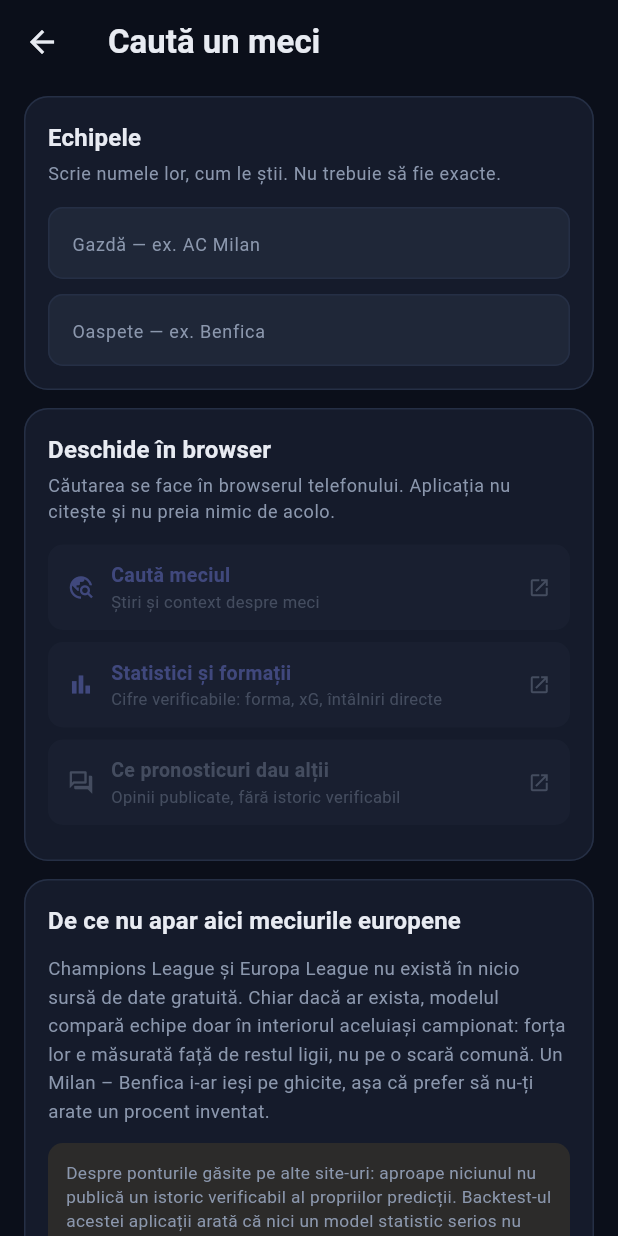
After one commit to alexdedu/analiza-meciuri, a Flutter app: the screen it shows after launch, after a tap on the "search" icon, on a phone screen of 412 x 824 dp. The commit adds this screen. Run offline on Flutter 3.47's test engine with Material 3 defaults, Android fonts, the phone set to English and light mode, and no system bars; our stand-ins replace shared_preferences; network calls fail.

Commit message:
Actualizare aplicatie

```diff
--- a/app/lib/detail_screen.dart
+++ b/app/lib/detail_screen.dart
@@ -3,6 +3,7 @@ import 'package:intl/intl.dart';
 
 import 'models.dart';
 import 'repository.dart';
+import 'search_card.dart';
 import 'theme.dart';
 import 'value_calculator.dart';
 import 'widgets.dart';
@@ -36,6 +37,8 @@ class DetailScreen extends StatelessWidget {
           ],
           const SizedBox(height: 12),
           _ExplanationCard(match: match),
+          const SizedBox(height: 12),
+          SearchCard(home: match.home, away: match.away),
         ],
       ),
     );
--- a/app/lib/home_screen.dart
+++ b/app/lib/home_screen.dart
@@ -6,6 +6,7 @@ import 'detail_screen.dart';
 import 'formatting.dart';
 import 'models.dart';
 import 'repository.dart';
+import 'search_screen.dart';
 import 'theme.dart';
 import 'widgets.dart';
 
@@ -110,6 +111,13 @@ class _MatchList extends StatelessWidget {
         SliverAppBar.large(
           title: const Text('Analiza meciurilor'),
           actions: [
+            IconButton(
+              icon: const Icon(Icons.search),
+              tooltip: 'Caută alt meci',
+              onPressed: () => Navigator.of(context).push(
+                MaterialPageRoute(builder: (_) => const SearchScreen()),
+              ),
+            ),
             IconButton(
               icon: const Icon(Icons.info_outline),
               tooltip: 'Despre model',
--- /dev/null
+++ b/app/lib/search_card.dart
@@ -0,0 +1,112 @@
+import 'package:flutter/material.dart';
+import 'package:url_launcher/url_launcher.dart';
+
+import 'search_links.dart';
+import 'theme.dart';
+import 'widgets.dart';
+
+/// Butoanele de cautare, folosite si pe ecranul unui meci, si pe cel de cautare
+/// manuala. Deschid browserul telefonului; aplicatia nu citeste nimic din Google.
+class SearchCard extends StatelessWidget {
+  const SearchCard({
+    super.key,
+    required this.home,
+    required this.away,
+    this.title = 'Caută online',
+    this.subtitle,
+  });
+
+  final String home;
+  final String away;
+  final String title;
+  final String? subtitle;
+
+  Future<void> _open(BuildContext context, SearchKind kind) async {
+    final url = buildSearchUrl(home, away, kind);
+    final messenger = ScaffoldMessenger.of(context);
+    final ok = await launchUrl(url, mode: LaunchMode.externalApplication);
+    if (!ok && context.mounted) {
+      messenger.showSnackBar(
+        const SnackBar(content: Text('Nu am putut deschide browserul.')),
+      );
+    }
+  }
+
+  @override
+  Widget build(BuildContext context) {
+    final activ = canSearch(home, away);
+    return SectionCard(
+      title: title,
+      subtitle: subtitle,
+      child: Column(
+        children: [
+          for (final kind in SearchKind.values)
+            Padding(
+              padding: const EdgeInsets.only(bottom: 8),
+              child: _SearchButton(
+                kind: kind,
+                enabled: activ,
+                onTap: () => _open(context, kind),
+              ),
+            ),
+        ],
+      ),
+    );
+  }
+}
+
+class _SearchButton extends StatelessWidget {
+  const _SearchButton({required this.kind, required this.enabled, required this.onTap});
+
+  final SearchKind kind;
+  final bool enabled;
+  final VoidCallback onTap;
+
+  @override
+  Widget build(BuildContext context) {
+    final culoare = kind == SearchKind.ponturi ? AppColors.textSecondary : AppColors.accentSoft;
+    return Opacity(
+      opacity: enabled ? 1 : 0.4,
+      child: Material(
+        color: AppColors.surfaceHigh,
+        borderRadius: BorderRadius.circular(10),
+        child: InkWell(
+          borderRadius: BorderRadius.circular(10),
+          onTap: enabled ? onTap : null,
+          child: Padding(
+            padding: const EdgeInsets.symmetric(horizontal: 13, vertical: 11),
+            child: Row(
+              children: [
+                Icon(
+                  switch (kind) {
+                    SearchKind.general => Icons.travel_explore,
+                    SearchKind.statistici => Icons.bar_chart,
+                    SearchKind.ponturi => Icons.forum_outlined,
+                  },
+                  size: 18,
+                  color: culoare,
+                ),
+                const SizedBox(width: 11),
+                Expanded(
+                  child: Column(
+                    crossAxisAlignment: CrossAxisAlignment.start,
+                    children: [
+                      Text(kind.label,
+                          style: TextStyle(
+                              fontSize: 13, fontWeight: FontWeight.w600, color: culoare)),
+                      const SizedBox(height: 2),
+                      Text(kind.hint,
+                          style: const TextStyle(
+                              fontSize: 11, color: AppColors.textSecondary)),
+                    ],
+                  ),
+                ),
+                const Icon(Icons.open_in_new, size: 15, color: AppColors.textSecondary),
+              ],
+            ),
+          ),
+        ),
+      ),
+    );
+  }
+}
--- /dev/null
+++ b/app/lib/search_links.dart
@@ -0,0 +1,59 @@
+/// Construieste adrese de cautare pentru un meci.
+///
+/// Totul trece prin Google, chiar si cautarile "de statistici". Motivul e
+/// practic: adresele interne ale site-urilor de sport se schimba des, iar unele
+/// blocheaza accesul din afara browserului. Google ramane stabil, iar cuvintele
+/// din interogare duc oricum la sursa potrivita.
+library;
+
+enum SearchKind {
+  /// Ce s-a scris despre meci, in general.
+  general,
+
+  /// Statistici, formatii probabile, intalniri directe.
+  statistici,
+
+  /// Ponturile publicate de alte site-uri.
+  ponturi;
+
+  String get label => switch (this) {
+        SearchKind.general => 'Caută meciul',
+        SearchKind.statistici => 'Statistici și formații',
+        SearchKind.ponturi => 'Ce pronosticuri dau alții',
+      };
+
+  String get hint => switch (this) {
+        SearchKind.general => 'Știri și context despre meci',
+        SearchKind.statistici => 'Cifre verificabile: forma, xG, întâlniri directe',
+        SearchKind.ponturi => 'Opinii publicate, fără istoric verificabil',
+      };
+}
+
+/// Cuvintele adaugate la numele echipelor, pentru fiecare tip de cautare.
+const _extraTerms = {
+  SearchKind.general: '',
+  SearchKind.statistici: 'statistici sofascore fbref',
+  SearchKind.ponturi: 'ponturi pronostic',
+};
+
+/// `AC Milan` + `Benfica` -> adresa de cautare Google.
+///
+/// Numele echipelor vin fie din predictii, fie scrise de mana, deci pot contine
+/// spatii in plus, diacritice sau caractere care strica adresa. Uri le codeaza.
+Uri buildSearchUrl(String home, String away, SearchKind kind) {
+  final gazda = home.trim();
+  final oaspete = away.trim();
+
+  final parts = <String>[
+    if (gazda.isNotEmpty) gazda,
+    if (gazda.isNotEmpty && oaspete.isNotEmpty) 'vs',
+    if (oaspete.isNotEmpty) oaspete,
+    if (_extraTerms[kind]!.isNotEmpty) _extraTerms[kind]!,
+  ];
+
+  return Uri.https('www.google.com', '/search', {'q': parts.join(' ')});
+}
+
+/// Avem destule date pentru o cautare? (macar o echipa scrisa)
+bool canSearch(String home, String away) =>
+    home.trim().isNotEmpty || away.trim().isNotEmpty;
--- /dev/null
+++ b/app/lib/search_screen.dart
@@ -0,0 +1,106 @@
+import 'package:flutter/material.dart';
+
+import 'search_card.dart';
+import 'theme.dart';
+import 'widgets.dart';
+
+/// Cautare pentru orice meci, inclusiv cele pe care aplicatia nu le acopera:
+/// Champions League, Europa League, amicale, alte campionate.
+class SearchScreen extends StatefulWidget {
+  const SearchScreen({super.key});
+
+  @override
+  State<SearchScreen> createState() => _SearchScreenState();
+}
+
+class _SearchScreenState extends State<SearchScreen> {
+  final _home = TextEditingController();
+  final _away = TextEditingController();
+
+  @override
+  void dispose() {
+    _home.dispose();
+    _away.dispose();
+    super.dispose();
+  }
+
+  @override
+  Widget build(BuildContext context) {
+    return Scaffold(
+      appBar: AppBar(title: const Text('Caută un meci')),
+      body: ListView(
+        padding: EdgeInsets.fromLTRB(
+            16, 8, 16, 32 + MediaQuery.paddingOf(context).bottom),
+        children: [
+          SectionCard(
+            title: 'Echipele',
+            subtitle: 'Scrie numele lor, cum le știi. Nu trebuie să fie exacte.',
+            child: Column(
+              children: [
+                TextField(
+                  controller: _home,
+                  textInputAction: TextInputAction.next,
+                  decoration: const InputDecoration(hintText: 'Gazdă — ex. AC Milan'),
+                  onChanged: (_) => setState(() {}),
+                ),
+                const SizedBox(height: 10),
+                TextField(
+                  controller: _away,
+                  textInputAction: TextInputAction.search,
+                  decoration: const InputDecoration(hintText: 'Oaspete — ex. Benfica'),
+                  onChanged: (_) => setState(() {}),
+                ),
+              ],
+            ),
+          ),
+          const SizedBox(height: 12),
+          SearchCard(
+            home: _home.text,
+            away: _away.text,
+            title: 'Deschide în browser',
+            subtitle: 'Căutarea se face în browserul telefonului. '
+                'Aplicația nu citește și nu preia nimic de acolo.',
+          ),
+          const SizedBox(height: 12),
+          Card(
+            child: Padding(
+              padding: const EdgeInsets.all(16),
+              child: Column(
+                crossAxisAlignment: CrossAxisAlignment.start,
+                children: [
+                  Text('De ce nu apar aici meciurile europene',
+                      style: Theme.of(context).textTheme.titleMedium),
+                  const SizedBox(height: 10),
+                  const Text(
+                    'Champions League și Europa League nu există în nicio sursă de date '
+                    'gratuită. Chiar dacă ar exista, modelul compară echipe doar în '
+                    'interiorul aceluiași campionat: forța lor e măsurată față de restul '
+                    'ligii, nu pe o scară comună. Un Milan – Benfica i-ar ieși pe ghicite, '
+                    'așa că prefer să nu-ți arate un procent inventat.',
+                    style: TextStyle(fontSize: 12.5, height: 1.5, color: AppColors.textSecondary),
+                  ),
+                  const SizedBox(height: 12),
+                  Container(
+                    padding: const EdgeInsets.all(12),
+                    decoration: BoxDecoration(
+                      color: AppColors.warning.withValues(alpha: 0.10),
+                      borderRadius: BorderRadius.circular(10),
+                    ),
+                    child: const Text(
+                      'Despre ponturile găsite pe alte site-uri: aproape niciunul nu publică '
+                      'un istoric verificabil al propriilor predicții. Backtest-ul acestei '
+                      'aplicații arată că nici un model statistic serios nu bate cotele de '
+                      'închidere — deci tratează-le ca opinii, nu ca informație.',
+                      style: TextStyle(
+                          fontSize: 11.5, height: 1.4, color: AppColors.textSecondary),
+                    ),
+                  ),
+                ],
+              ),
+            ),
+          ),
+        ],
+      ),
+    );
+  }
+}
--- a/app/pubspec.yaml
+++ b/app/pubspec.yaml
@@ -13,6 +13,7 @@ dependencies:
   shared_preferences: ^2.3.2
   intl: ^0.19.0
   http: ^1.6.0
+  url_launcher: ^6.3.2
 
 dev_dependencies:
   flutter_test:
```
Also changed, not shown: app/pubspec.lock, 3 other files.
